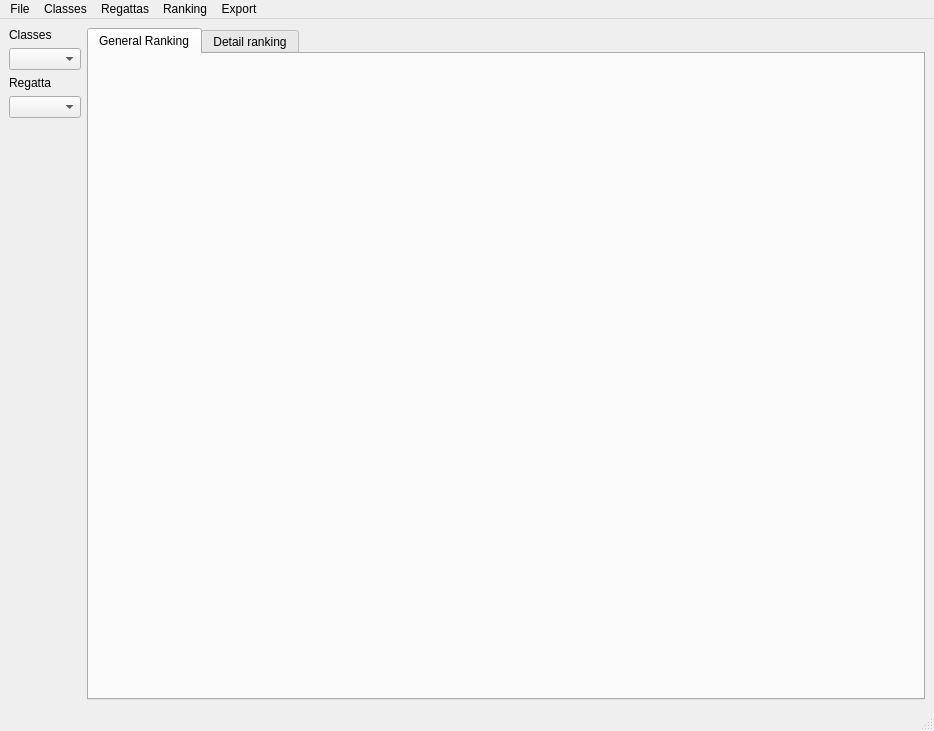
Old version of the form classifiche/gui/MainWindow.ui in the repository BackupTheBerlios/sailforlinux-svn.
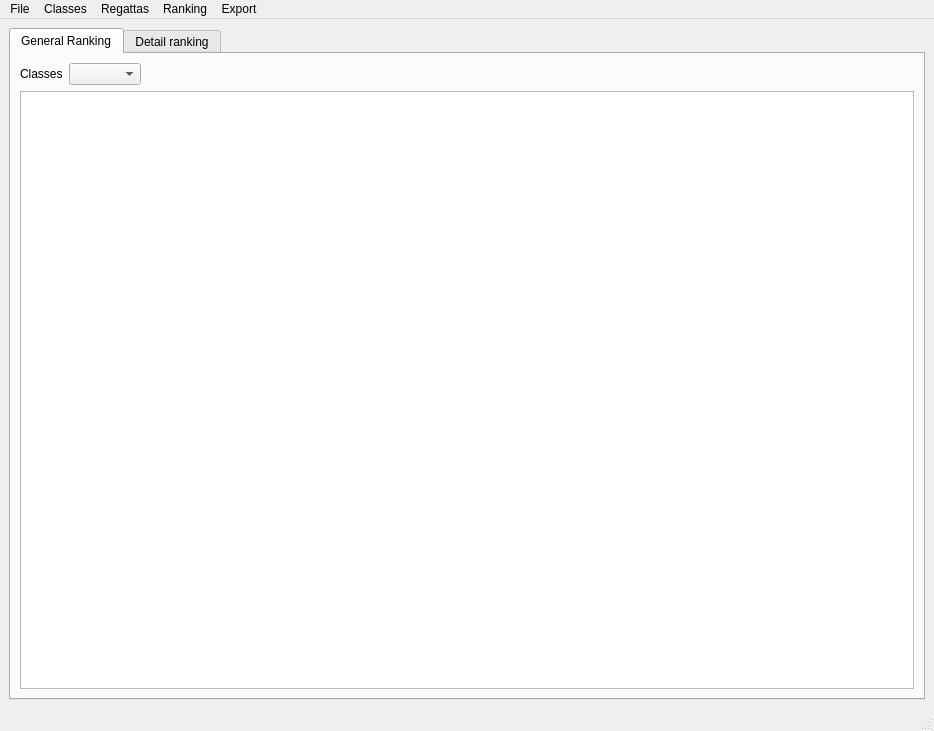
New version of the form. The open tabs and pages were chosen to show the change.

Patch:
```diff
--- a/classifiche/gui/MainWindow.ui
+++ b/classifiche/gui/MainWindow.ui
@@ -13,56 +13,13 @@
    <string>QtRanking</string>
   </property>
   <widget class="QWidget" name="centralwidget" >
-   <layout class="QHBoxLayout" >
+   <layout class="QVBoxLayout" >
     <property name="margin" >
      <number>9</number>
     </property>
     <property name="spacing" >
      <number>6</number>
     </property>
-    <item>
-     <layout class="QVBoxLayout" >
-      <property name="margin" >
-       <number>0</number>
-      </property>
-      <property name="spacing" >
-       <number>6</number>
-      </property>
-      <item>
-       <widget class="QLabel" name="label" >
-        <property name="text" >
-         <string>Classes</string>
-        </property>
-       </widget>
-      </item>
-      <item>
-       <widget class="QComboBox" name="CB_Classes" />
-      </item>
-      <item>
-       <widget class="QLabel" name="label_2" >
-        <property name="text" >
-         <string>Regatta</string>
-        </property>
-       </widget>
-      </item>
-      <item>
-       <widget class="QComboBox" name="CB_Regattas" />
-      </item>
-      <item>
-       <spacer>
-        <property name="orientation" >
-         <enum>Qt::Vertical</enum>
-        </property>
-        <property name="sizeHint" >
-         <size>
-          <width>20</width>
-          <height>40</height>
-         </size>
-        </property>
-       </spacer>
-      </item>
-     </layout>
-    </item>
     <item>
      <widget class="QTabWidget" name="tabWidget" >
       <property name="currentIndex" >
@@ -72,11 +29,132 @@
        <attribute name="title" >
         <string>General Ranking</string>
        </attribute>
+       <layout class="QVBoxLayout" >
+        <property name="margin" >
+         <number>9</number>
+        </property>
+        <property name="spacing" >
+         <number>6</number>
+        </property>
+        <item>
+         <layout class="QGridLayout" >
+          <property name="margin" >
+           <number>0</number>
+          </property>
+          <property name="spacing" >
+           <number>6</number>
+          </property>
+          <item row="0" column="0" >
+           <widget class="QLabel" name="label" >
+            <property name="sizePolicy" >
+             <sizepolicy>
+              <hsizetype>0</hsizetype>
+              <vsizetype>5</vsizetype>
+              <horstretch>0</horstretch>
+              <verstretch>0</verstretch>
+             </sizepolicy>
+            </property>
+            <property name="text" >
+             <string>Classes</string>
+            </property>
+           </widget>
+          </item>
+          <item row="0" column="1" >
+           <widget class="QComboBox" name="CB_Classes" >
+            <property name="sizePolicy" >
+             <sizepolicy>
+              <hsizetype>0</hsizetype>
+              <vsizetype>0</vsizetype>
+              <horstretch>0</horstretch>
+              <verstretch>0</verstretch>
+             </sizepolicy>
+            </property>
+           </widget>
+          </item>
+          <item row="0" column="2" >
+           <spacer>
+            <property name="orientation" >
+             <enum>Qt::Horizontal</enum>
+            </property>
+            <property name="sizeHint" >
+             <size>
+              <width>40</width>
+              <height>20</height>
+             </size>
+            </property>
+           </spacer>
+          </item>
+          <item row="1" column="0" colspan="3" >
+           <widget class="QTableWidget" name="tableWidget" >
+            <property name="sizePolicy" >
+             <sizepolicy>
+              <hsizetype>5</hsizetype>
+              <vsizetype>7</vsizetype>
+              <horstretch>0</horstretch>
+              <verstretch>0</verstretch>
+             </sizepolicy>
+            </property>
+           </widget>
+          </item>
+         </layout>
+        </item>
+       </layout>
       </widget>
       <widget class="QWidget" name="tab_2" >
        <attribute name="title" >
         <string>Detail ranking</string>
        </attribute>
+       <layout class="QVBoxLayout" >
+        <property name="margin" >
+         <number>9</number>
+        </property>
+        <property name="spacing" >
+         <number>6</number>
+        </property>
+        <item>
+         <layout class="QGridLayout" >
+          <property name="margin" >
+           <number>0</number>
+          </property>
+          <property name="spacing" >
+           <number>6</number>
+          </property>
+          <item row="0" column="2" >
+           <widget class="QLabel" name="L_Class" >
+            <property name="text" >
+             <string>TextLabel</string>
+            </property>
+           </widget>
+          </item>
+          <item row="0" column="0" >
+           <widget class="QLabel" name="label_2" >
+            <property name="text" >
+             <string>Regatta</string>
+            </property>
+           </widget>
+          </item>
+          <item row="0" column="1" >
+           <widget class="QComboBox" name="CB_Regattas" />
+          </item>
+          <item row="0" column="3" >
+           <spacer>
+            <property name="orientation" >
+             <enum>Qt::Horizontal</enum>
+            </property>
+            <property name="sizeHint" >
+             <size>
+              <width>40</width>
+              <height>20</height>
+             </size>
+            </property>
+           </spacer>
+          </item>
+          <item row="1" column="0" colspan="4" >
+           <widget class="QTableWidget" name="tableWidget_2" />
+          </item>
+         </layout>
+        </item>
+       </layout>
       </widget>
      </widget>
     </item>
```
Left out of the diff: 2 changed lines with no effect on the pictures.
